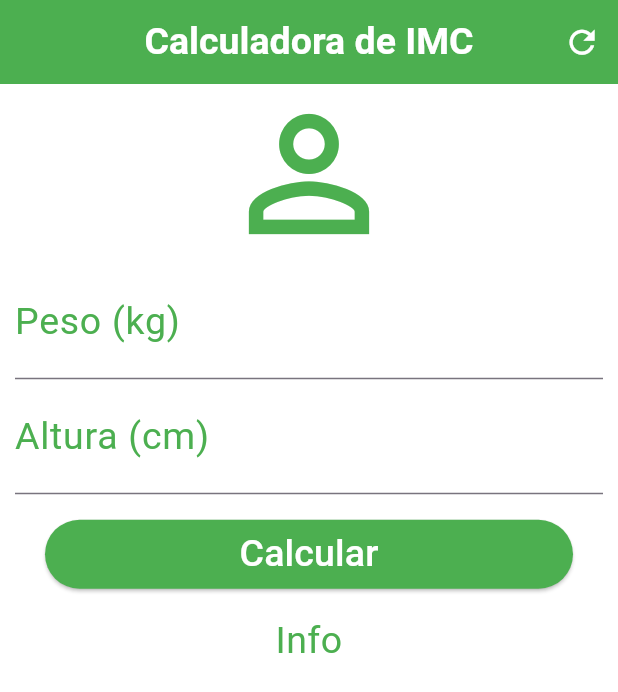
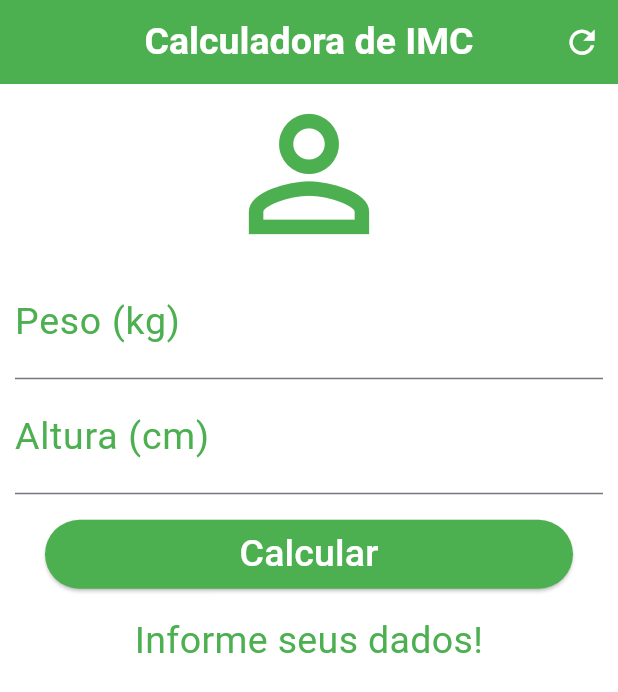
Before and after one commit to cenciW/imc_calculator, a Flutter app: the screen it shows after launch, after a tap on "Calcular", on a phone screen of 412 x 824 dp. Shown: the top 692 px of the screen. Run offline on Flutter 3.47's test engine with Material 3 defaults, Android fonts, the phone set to English and light mode, and no system bars.

Commit message:
adding imc calculator func

```diff
--- a/lib/main.dart
+++ b/lib/main.dart
@@ -1,3 +1,4 @@
+import 'package:flutter/cupertino.dart';
 import 'package:flutter/material.dart';
 
 void main() {
@@ -17,6 +18,17 @@ class Home extends StatefulWidget {
 }
 
 class _HomeState extends State<Home> {
+  TextEditingController weightController = TextEditingController();
+  TextEditingController heightController = TextEditingController();
+
+  String _infoText = 'Informe seus dados!';
+
+  void _resetFields() {
+    weightController.text = '';
+    heightController.text = '';
+    _infoText = 'Informe seus dados!';
+  }
+
   @override
   Widget build(BuildContext context) {
     return Scaffold(
@@ -39,7 +51,9 @@ class _HomeState extends State<Home> {
               size: 25,
             ),
             onPressed: () {
-              setState(() {});
+              setState(() {
+                _resetFields();
+              });
             },
           ),
         ],
@@ -57,6 +71,7 @@ class _HomeState extends State<Home> {
             ),
             TextField(
               keyboardType: TextInputType.number,
+              controller: weightController,
               decoration: InputDecoration(
                 labelText: 'Peso (kg)',
                 labelStyle: TextStyle(
@@ -72,6 +87,7 @@ class _HomeState extends State<Home> {
             ),
             TextField(
               keyboardType: TextInputType.number,
+              controller: heightController,
               decoration: InputDecoration(
                 labelText: 'Altura (cm)',
                 labelStyle: TextStyle(
@@ -92,7 +108,37 @@ class _HomeState extends State<Home> {
                 padding:
                     const EdgeInsets.symmetric(vertical: 2, horizontal: 20),
                 child: ElevatedButton(
-                  onPressed: () {},
+                  onPressed: () {
+                    //calcular Imc
+                    double weight = double.parse(weightController.text);
+                    double height = double.parse(heightController.text) / 100;
+                    double imc = weight / (height * height);
+                    //pop up
+                    _infoText =
+                        'Seu IMC é: ${imc.toStringAsPrecision(4)}\n${imc < 18.6 ? 'Abaixo do peso' : imc < 24.9 ? 'Peso ideal' : imc < 29.9 ? 'Levemente acima do peso' : imc < 34.9 ? 'Obesidade Grau I' : imc < 39.9 ? 'Obesidade Grau II' : 'Obesidade Grau III'}';
+                    showDialog(
+                      context: context,
+                      builder: (context) {
+                        return AlertDialog(
+                          titleTextStyle: TextStyle(
+                            color: Colors.green,
+                            fontSize: 25,
+                          ),
+                          title: Text('Resultado do IMC'),
+                          content: Text(
+                              'Seu IMC é: ${imc.toStringAsPrecision(4)} \n${imc < 18.6 ? 'Abaixo do peso' : imc < 24.9 ? 'Peso ideal' : imc < 29.9 ? 'Levemente acima do peso' : imc < 34.9 ? 'Obesidade Grau I' : imc < 39.9 ? 'Obesidade Grau II' : 'Obesidade Grau III'}'),
+                          actions: [
+                            TextButton(
+                              child: Text('Ok'),
+                              onPressed: () {
+                                Navigator.of(context).pop();
+                              },
+                            ),
+                          ],
+                        );
+                      },
+                    );
+                  },
                   style: ElevatedButton.styleFrom(
                     backgroundColor: Colors.green,
                   ),
@@ -106,7 +152,7 @@ class _HomeState extends State<Home> {
                 ),
               ),
             ),
-            const Text('Info',
+            Text(_infoText,
                 textAlign: TextAlign.center,
                 style: TextStyle(
                   color: Colors.green,
```
